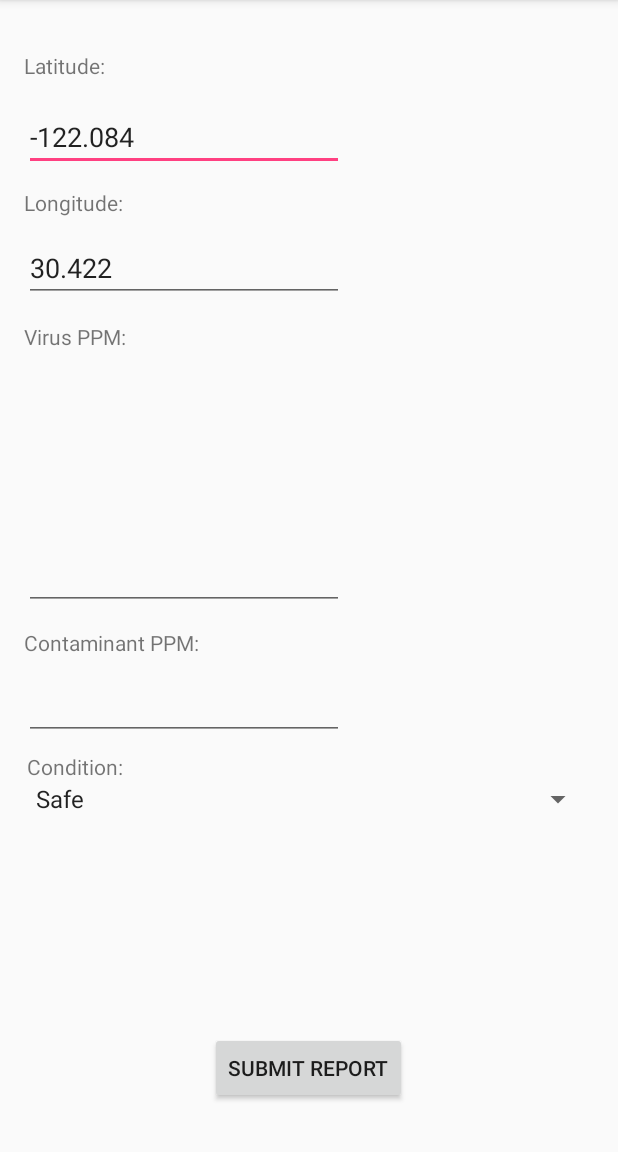
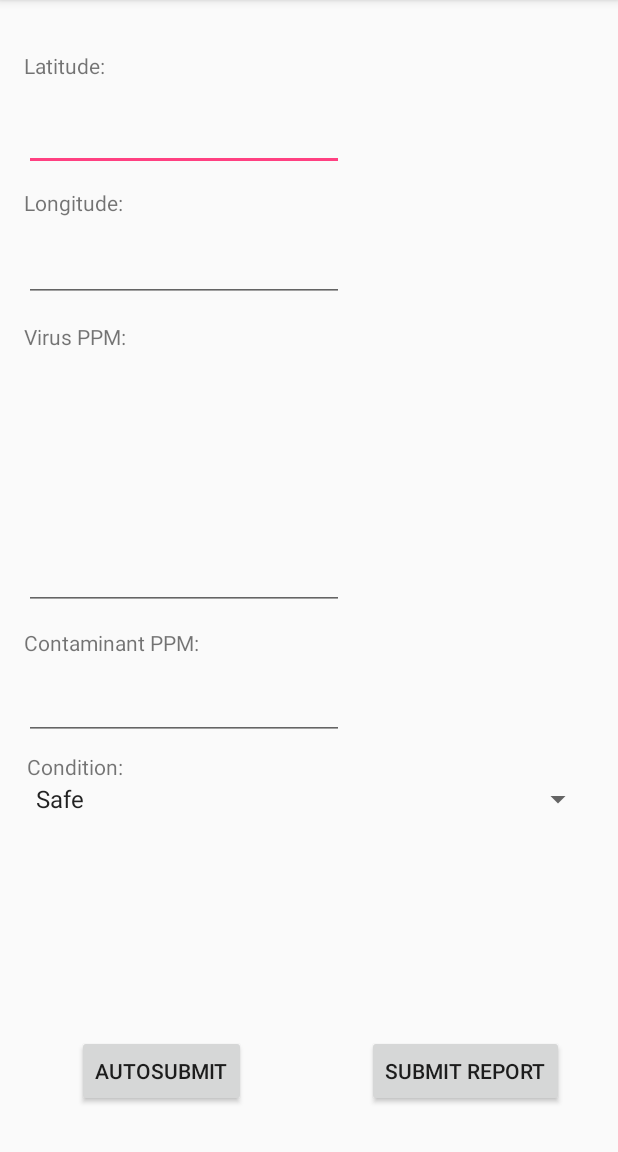
Before and after one commit to OmarB97/TeamHighKey25, an Android app: the SubmitWaterPurityReport screen opened directly, with no data from a screen before it, on a phone screen of 412 x 824 dp, the part 84-1236 px from its top. Run offline under Robolectric (Android 15) with nearby library versions, the phone set to English and light mode, and no system bars.

Commit message:
Better way to auto location submit. New button to auto submit reports at current location.

```diff
--- a/#Thirsty/app/src/main/java/com/example/user/thirsty/MapsActivity.java
+++ b/#Thirsty/app/src/main/java/com/example/user/thirsty/MapsActivity.java
@@ -41,8 +41,8 @@ public class MapsActivity extends FragmentActivity implements OnMapReadyCallback
 
     private static final int MY_PERMISSION_ACCESS_FINE_LOCATION  = 11;
     public static final String TAG = MapsActivity.class.getSimpleName();
-    public float myLatitude;
-    protected float myLongitude;
+    public static float myLatitude;
+    protected static float myLongitude;
 
     public static final CameraPosition ATLANTA = new CameraPosition.Builder().target(new LatLng(33.4, -84.2))
             .zoom(5.5f)
--- a/#Thirsty/app/src/main/res/layout/activity_submit_water_purity_report.xml
+++ b/#Thirsty/app/src/main/res/layout/activity_submit_water_purity_report.xml
@@ -36,8 +36,7 @@
         android:inputType="numberSigned|numberDecimal"
         android:layout_below="@+id/textView16"
         android:layout_alignParentStart="true"
-        android:layout_marginTop="15dp"
-        android:text= "-122.084"/>
+        android:layout_marginTop="15dp" />
 
     <EditText
         android:id="@+id/longitude_field"
@@ -47,8 +46,7 @@
         android:inputType="numberSigned|numberDecimal"
         android:layout_marginTop="11dp"
         android:layout_below="@+id/textView17"
-        android:layout_alignParentStart="true"
-        android:text= "30.422"/>
+        android:layout_alignParentStart="true" />
 
     <TextView
         android:text="Virus PPM:"
@@ -108,8 +106,19 @@
         android:layout_width="wrap_content"
         android:layout_height="wrap_content"
         android:id="@+id/submit_report"
+        android:layout_marginBottom="14dp"
+        android:onClick="onButtonClick"
         android:layout_alignParentBottom="true"
-        android:layout_centerHorizontal="true"
-        android:layout_marginBottom="16dp"
-        android:onClick="onButtonClick" />
+        android:layout_alignParentEnd="true"
+        android:layout_marginEnd="20dp" />
+
+    <Button
+        android:id="@+id/autoPurity"
+        android:layout_width="wrap_content"
+        android:layout_height="wrap_content"
+        android:layout_alignBottom="@+id/submit_report"
+        android:layout_alignStart="@+id/textvie18"
+        android:layout_marginStart="33dp"
+        android:onClick="onButtonClick"
+        android:text="AutoSubmit" />
 </RelativeLayout>
```
Also changed, not shown: #Thirsty/app/src/main/java/com/example/user/thirsty/SubmitWaterPurityReport.java (+29 -5 lines), #Thirsty/app/src/main/java/com/example/user/thirsty/SubmitWaterSourceReport.java (+17 -4 lines), #Thirsty/app/src/main/res/layout/activity_submit_water_source_report.xml (+15 -7 lines), 11 other files.
